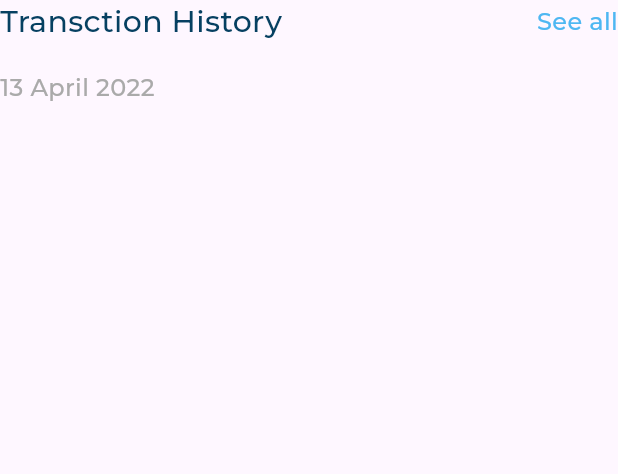
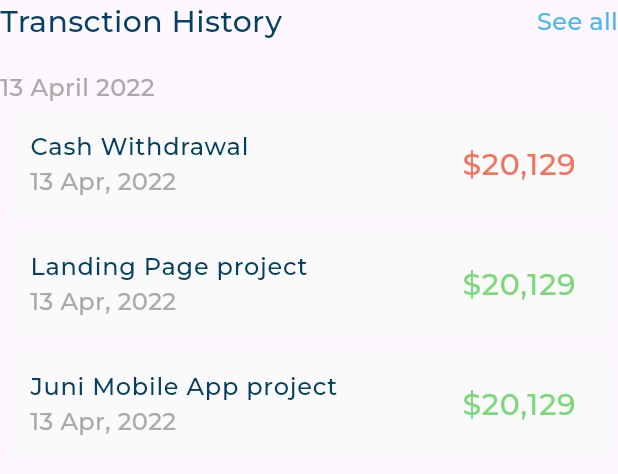
Before and after one commit to sayedmostaf/responsive_dashboard, a Flutter app: the TransctionHistory widget shown alone on an empty page, opened directly, on a phone screen of 412 x 824 dp. Shown: the top 474 px of the screen. Run offline on Flutter 3.47's test engine with Material 3 defaults, Android fonts, the phone set to English and light mode, and no system bars; our stand-ins replace expandable_page_view, flutter_svg; project files that could hold a hidden picture were left out.

Commit message:
transction history part 3

```diff
--- a/lib/widgets/transction_history.dart
+++ b/lib/widgets/transction_history.dart
@@ -1,5 +1,6 @@
 import 'package:flutter/material.dart';
 import 'package:responsive_dashboard/utils/app_styles.dart';
+import 'package:responsive_dashboard/widgets/transction_history_list_view.dart';
 
 class TransctionHistory extends StatelessWidget {
   const TransctionHistory({super.key});
@@ -23,6 +24,7 @@ class TransctionHistory extends StatelessWidget {
             height: 0,
           ),
         ),
+        TransctionHistoryListView(),
       ],
     );
   }
--- /dev/null
+++ b/lib/widgets/transction_history_list_view.dart
@@ -0,0 +1,37 @@
+import 'package:flutter/material.dart';
+import 'package:responsive_dashboard/models/transction_model.dart';
+import 'package:responsive_dashboard/widgets/transction_item.dart';
+
+class TransctionHistoryListView extends StatelessWidget {
+  const TransctionHistoryListView({super.key});
+  static const items = [
+    TransctionModel(
+      title: 'Cash Withdrawal',
+      date: '13 Apr, 2022 ',
+      amount: r'$20,129',
+      isWithdrawal: true,
+    ),
+    TransctionModel(
+      title: 'Landing Page project',
+      date: '13 Apr, 2022 ',
+      amount: r'$20,129',
+      isWithdrawal: false,
+    ),
+    TransctionModel(
+      title: 'Juni Mobile App project',
+      date: '13 Apr, 2022 ',
+      amount: r'$20,129',
+      isWithdrawal: false,
+    ),
+  ];
+  @override
+  Widget build(BuildContext context) {
+    return ListView.builder(
+      itemCount: items.length,
+      shrinkWrap: true,
+      itemBuilder: (context, index) => TransctionItem(
+        transctionModel: items[index],
+      ),
+    );
+  }
+}
--- a/lib/widgets/transction_item.dart
+++ b/lib/widgets/transction_item.dart
@@ -20,7 +20,9 @@ class TransctionItem extends StatelessWidget {
         ),
         subtitle: Text(
           transctionModel.date,
-          style: AppStyles.styleRegular16,
+          style: AppStyles.styleRegular16.copyWith(
+            color: const Color(0xFFAAAAAA),
+          ),
         ),
         trailing: Text(
           transctionModel.amount,
```
